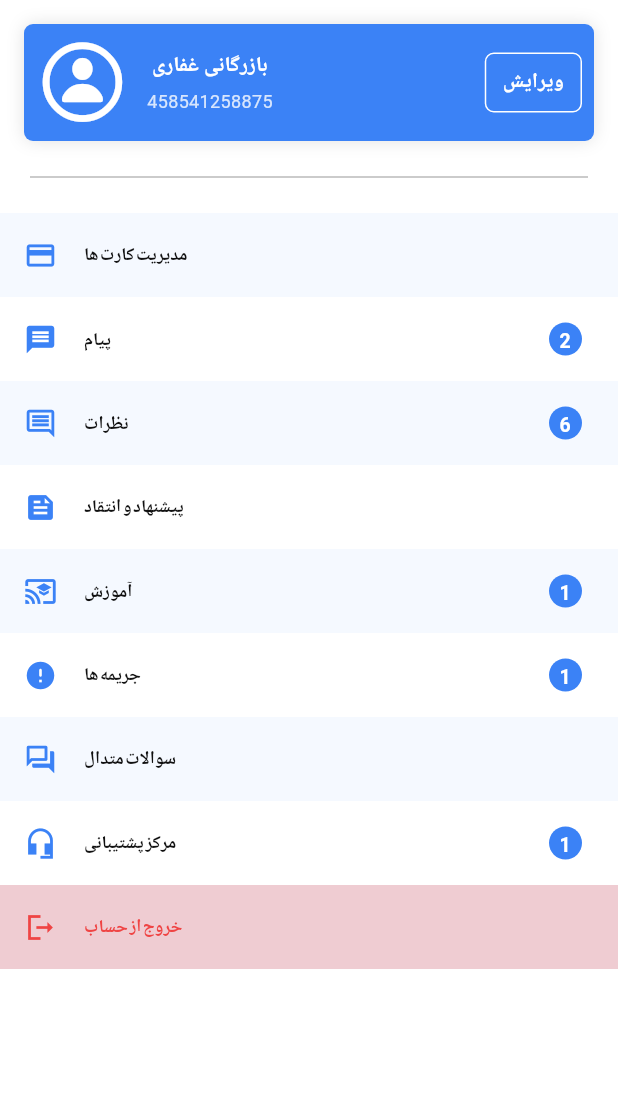
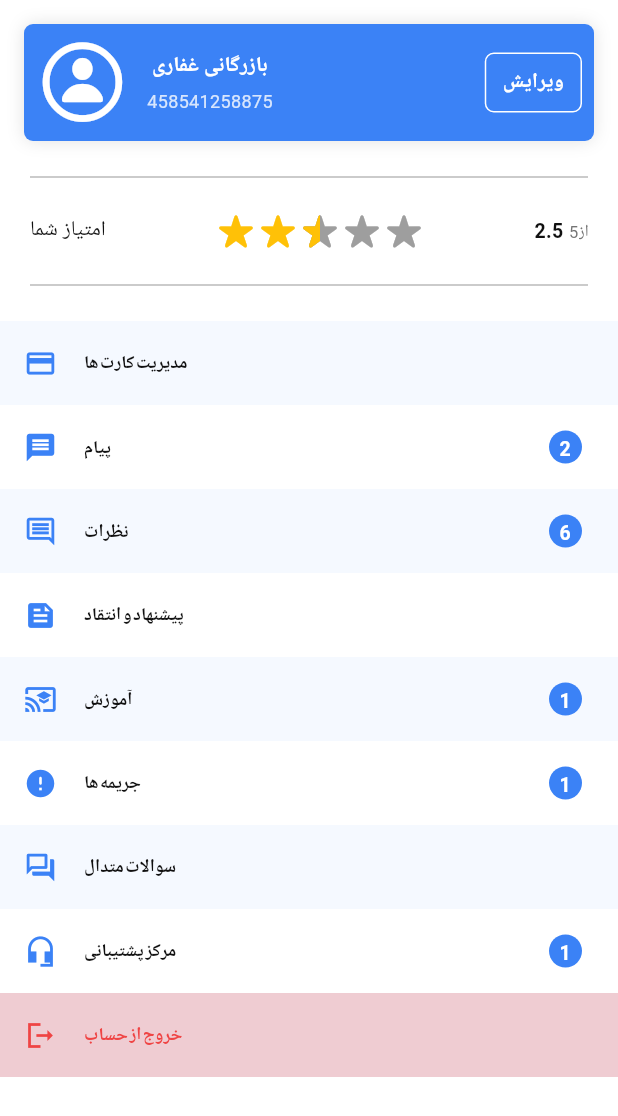
Before and after one commit to MrPouyaSaad/provider, a Flutter app: the ProfileScreen screen opened directly, on a phone screen of 412 x 824 dp. Shown: the top 1116 px of the screen. Run offline on Flutter 3.47's test engine with Material 3 defaults, Android fonts, the phone set to English and light mode, and no system bars; drawn by our look-alikes of flutter_rating_bar; our stand-ins replace dropdown_search, fl_chart, flutter_animate, get, percent_indicator; missing offline and left inert: floating_snackbar, simple_ripple_animation; Roboto replaces fonts that are missing (yekan-bakh).

Commit message:
rating stars

```diff
--- a/lib/screens/home/home_screen.dart
+++ b/lib/screens/home/home_screen.dart
@@ -32,10 +32,7 @@ class _HomeScreenState extends State<HomeScreen> {
         elevation: 1,
         centerTitle: true,
         backgroundColor: themeData.colorScheme.surface,
-        title: Image.asset(
-          'assets/images/ViziDasht-Logo.png',
-          width: 150,
-        ),
+        title: Image.asset('assets/images/ViziDasht-Logo.png', width: 150),
       ),
       body: SingleChildScrollView(
         child: Column(
--- a/lib/screens/profile/profile_screen.dart
+++ b/lib/screens/profile/profile_screen.dart
@@ -12,6 +12,7 @@ import 'package:vizi_dasht/screens/profile/screens/user_info/user_info_screen.da
 import 'package:vizi_dasht/screens/profile/support/support.dart';
 import 'package:vizi_dasht/widgets/decorated_container.dart';
 import 'package:vizi_dasht/widgets/dvider.dart';
+import 'package:vizi_dasht/widgets/start.dart';
 import 'screens/drawer.dart';
 import 'screens/criticism.dart';
 
@@ -82,6 +83,26 @@ class ProfileScreen extends StatelessWidget {
                   ],
                 ),
               ).marginSymmetric(horizontal: Constants.primaryPadding),
+              MyDivider().marginSymmetric(horizontal: Constants.primaryPadding),
+              Row(
+                mainAxisAlignment: MainAxisAlignment.spaceBetween,
+                children: [
+                  Text('امتیاز شما'),
+                  SellerRating(ratingPercentage: 0.5),
+                  Text.rich(TextSpan(children: [
+                    TextSpan(
+                        text: '2.5 ',
+                        style: TextStyle(
+                            fontSize: 13, fontWeight: FontWeight.bold)),
+                    TextSpan(
+                        text: 'از 5',
+                        style: TextStyle(
+                            wordSpacing: -3,
+                            fontSize: 11,
+                            color: themeData.colorScheme.secondary)),
+                  ])),
+                ],
+              ).marginSymmetric(horizontal: Constants.primaryPadding + 4),
               MyDivider().marginSymmetric(horizontal: Constants.primaryPadding),
               DrawerTile(
                 title: 'مدیریت کارت ها',
--- /dev/null
+++ b/lib/widgets/start.dart
@@ -0,0 +1,33 @@
+import 'package:flutter/cupertino.dart';
+import 'package:flutter/material.dart';
+import 'package:flutter_rating_bar/flutter_rating_bar.dart';
+
+class SellerRating extends StatelessWidget {
+  final double ratingPercentage; // درصد دریافتی از سرور (مثلاً 0.8 برای 80%)
+
+  const SellerRating({super.key, required this.ratingPercentage});
+
+  @override
+  Widget build(BuildContext context) {
+    // تبدیل درصد به ریتینگ ۵ ستاره (مثلاً 80% -> 4 ستاره)
+    final double rating = ratingPercentage * 5;
+
+    return RatingBar.builder(
+      initialRating: rating,
+      minRating: 0,
+      direction: Axis.horizontal,
+      allowHalfRating: true, // اجازه می‌دهد نیم ستاره هم نمایش داده شود
+      itemCount: 5, // تعداد ستاره‌ها
+      itemSize: 24, // اندازه ستاره‌ها
+      itemPadding: const EdgeInsets.symmetric(horizontal: 2),
+      itemBuilder: (context, _) => const Icon(
+        CupertinoIcons.star_fill,
+        color: Colors.amber, // رنگ ستاره‌ها
+      ),
+      onRatingUpdate: (rating) {
+        // اینجا نیازی به انجام کاری نیست، چون فقط نمایشی است
+      },
+      ignoreGestures: true, // غیرفعال کردن تعامل کاربر
+    );
+  }
+}
--- a/pubspec.yaml
+++ b/pubspec.yaml
@@ -48,6 +48,7 @@ dependencies:
   simple_ripple_animation: ^0.1.0
   animations: ^2.0.11
   percent_indicator: ^4.2.4
+  flutter_rating_bar: ^4.0.1
 
 dev_dependencies:
   flutter_test:
```
Also changed, not shown: pubspec.lock.
